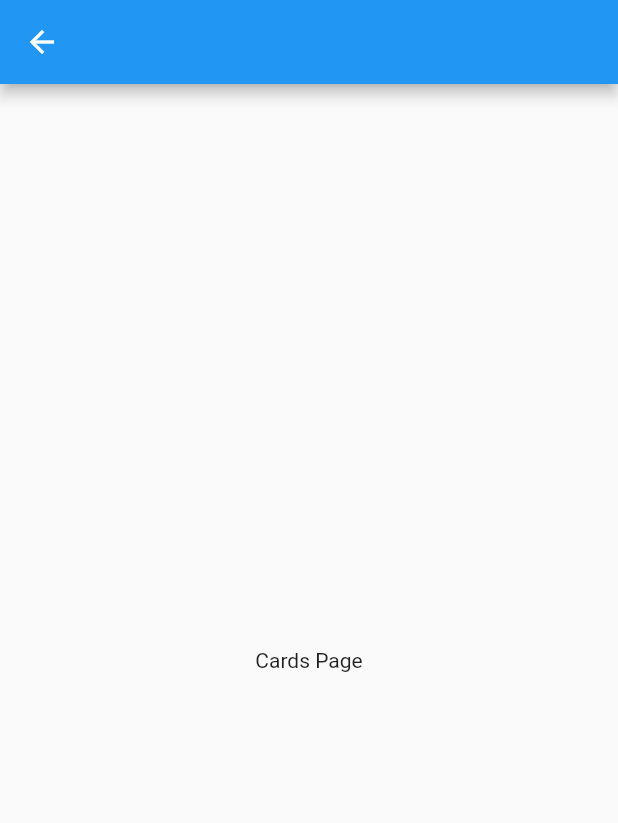
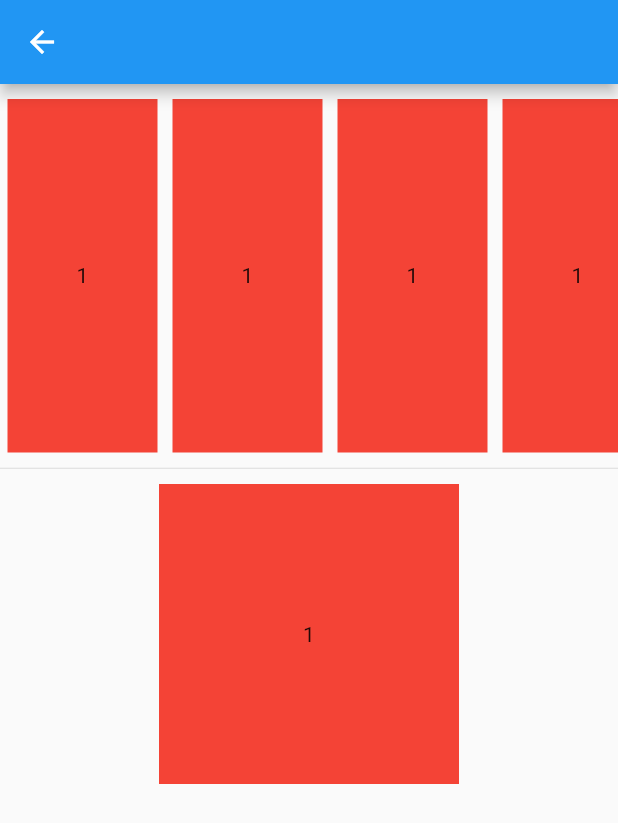
Before and after one commit to PercyPham/manabie_challenge, a Flutter app: the CardsPage screen opened directly, on a phone screen of 412 x 824 dp. Shown: the top 823 px of the screen. Run offline on Flutter 3.47's test engine with Material 2 defaults, Android fonts, the phone set to English and light mode, and no system bars; our stand-ins replace bloc, equatable, flutter_bloc; statements that could not run were skipped.

Commit message:
create template widgets for cards page

```diff
--- a/lib/pages/cards_page.dart
+++ b/lib/pages/cards_page.dart
@@ -1,15 +1,24 @@
 import 'package:flutter/material.dart';
+import 'widgets/card_list.dart';
+import 'widgets/detail_card.dart';
 
 class CardsPage extends StatelessWidget {
   @override
   Widget build(BuildContext context) {
     return Scaffold(
       appBar: AppBar(),
-      body: Center(
-        child: Text(
-          'Cards Page',
-          key: Key('TemporaryText'),
-        ),
+      body: Column(
+        children: <Widget>[
+          Expanded(
+            flex: 1,
+            child: CardList(),
+          ),
+          Divider(height: 1),
+          Flexible(
+            flex: 2,
+            child: DetailCard(),
+          ),
+        ],
       ),
     );
   }
--- /dev/null
+++ b/lib/pages/widgets/card_list.dart
@@ -0,0 +1,24 @@
+import 'package:flutter/material.dart';
+
+class CardList extends StatelessWidget {
+  @override
+  Widget build(BuildContext context) {
+    return ListView.builder(
+      scrollDirection: Axis.horizontal,
+      itemCount: 10,
+      itemBuilder: (BuildContext context, int index) {
+        return Container(
+          color: Colors.red,
+          width: 100,
+          margin: EdgeInsets.symmetric(
+            vertical: 10,
+            horizontal: 5,
+          ),
+          child: Center(
+            child: Text('1'),
+          ),
+        );
+      },
+    );
+  }
+}
--- /dev/null
+++ b/lib/pages/widgets/detail_card.dart
@@ -0,0 +1,19 @@
+import 'package:flutter/material.dart';
+
+class DetailCard extends StatelessWidget {
+  @override
+  Widget build(BuildContext context) {
+    return Container(
+      color: Colors.red,
+      width: 200,
+      height: 200,
+      margin: EdgeInsets.symmetric(
+        vertical: 10,
+        horizontal: 5,
+      ),
+      child: Center(
+        child: Text('1'),
+      ),
+    );
+  }
+}
--- a/test_driver/app_test.dart
+++ b/test_driver/app_test.dart
@@ -15,7 +15,7 @@ void main() {
     final getTextFrom = (finder) async {
       String text;
       try {
-        text = await driver.getText(finder, timeout: Duration(seconds: 1));
+        text = await driver.getText(finder, timeout: Duration(seconds: 3));
       } catch (e) {
         throw '> Cannot find text in "${finder?.keyValueString}"';
       }
```
